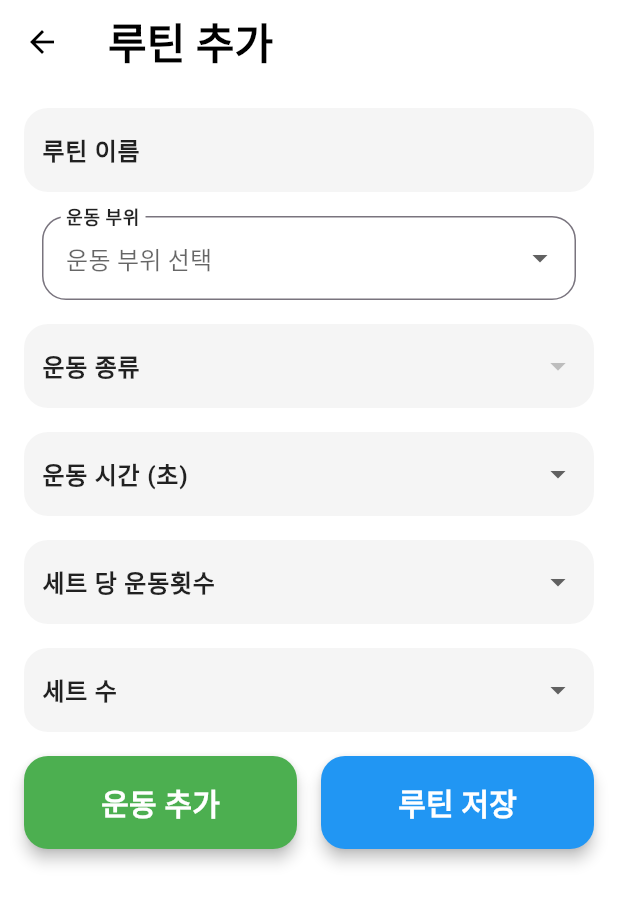
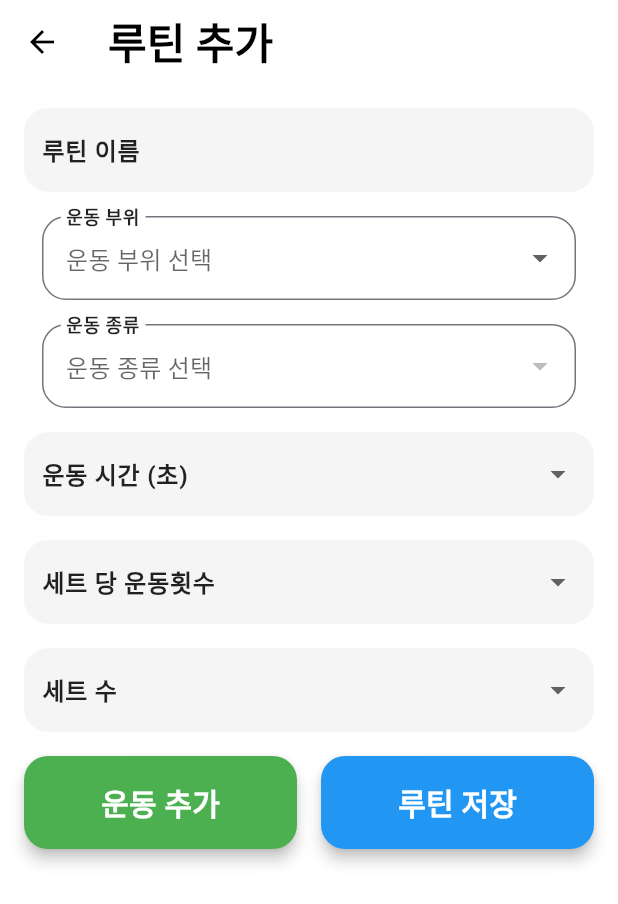
Before and after one commit to CBNU-younghun/OSS-TeamProject-app, a Flutter app: the AddRoutinePage screen opened directly, on a phone screen of 412 x 824 dp. Shown: the top 904 px of the screen. Run offline on Flutter 3.47's test engine with Material 3 defaults, Android fonts, the phone set to English and light mode, and no system bars; our stand-ins replace fl_chart, flutter_neumorphic_plus, font_awesome_flutter, shared_preferences, video_player; accounts and stored records are empty; Roboto replaces fonts that are missing (Bebas Neue).

Commit message:
디자인 변경: 루틴 추가 페이지에서 운동 종류 선택 드롭다운 버튼 디자인 변경 배경 색상 회색 -> 흰색 테두리 추가 '운동 종류' 텍스트를 선에 걸치도록 하고 박스 안에는 힌트 메시지 출력

```diff
--- a/lib/routine/add_routine_page.dart
+++ b/lib/routine/add_routine_page.dart
@@ -171,9 +171,9 @@ class _AddRoutinePageState extends State<AddRoutinePage> {
             Container(
               padding: EdgeInsets.symmetric(horizontal: 12.0),
               decoration: BoxDecoration(
-                color: Colors.grey[100],
-                borderRadius: BorderRadius.circular(16.0),
+                color: Colors.white,
               ),
+              width: double.infinity,
               child: DropdownButtonFormField<Map<String, dynamic>>(
                 dropdownColor: Colors.white, // 운동 이름 선택 드롭다운 폼 색상 흰색으로 설정
                 value: selectedExercise,
@@ -191,6 +191,7 @@ class _AddRoutinePageState extends State<AddRoutinePage> {
                     ),
                   );
                 }).toList(),
+                hint: Text('운동 종류 선택'),
                 onChanged: (value) {
                   setState(() {
                     selectedExercise = value;
@@ -204,7 +205,9 @@ class _AddRoutinePageState extends State<AddRoutinePage> {
                     fontSize: 16.0,
                     color: Colors.black87,
                   ),
-                  border: InputBorder.none,
+                  border: OutlineInputBorder(
+                    borderRadius: BorderRadius.circular(16.0),
+                  ),
                 ),
               ),
             ),
```
